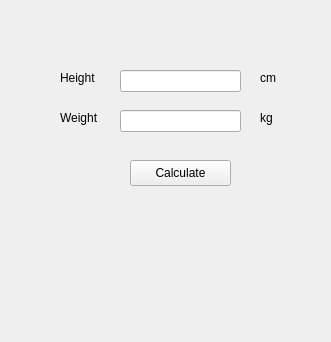
Above: gui.ui from mohibfd/Doctor-Project before the change. Below: the same form after it.
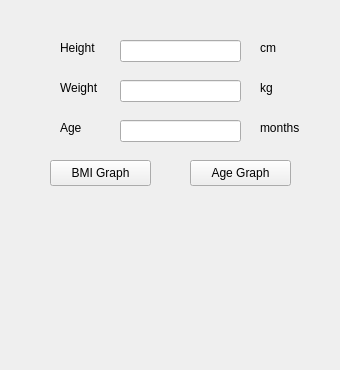
That is the form after the change.

Patch:
```diff
--- a/gui.ui
+++ b/gui.ui
@@ -6,8 +6,8 @@
    <rect>
     <x>0</x>
     <y>0</y>
-    <width>331</width>
-    <height>342</height>
+    <width>340</width>
+    <height>370</height>
    </rect>
   </property>
   <property name="windowTitle">
@@ -17,7 +17,7 @@
    <property name="geometry">
     <rect>
      <x>120</x>
-     <y>70</y>
+     <y>40</y>
      <width>121</width>
      <height>22</height>
     </rect>
@@ -26,21 +26,21 @@
   <widget class="QPushButton" name="button">
    <property name="geometry">
     <rect>
-     <x>130</x>
+     <x>50</x>
      <y>160</y>
      <width>101</width>
      <height>26</height>
     </rect>
    </property>
    <property name="text">
-    <string>Calculate</string>
+    <string>BMI Graph</string>
    </property>
   </widget>
   <widget class="QLineEdit" name="weightInput">
    <property name="geometry">
     <rect>
      <x>120</x>
-     <y>110</y>
+     <y>80</y>
      <width>121</width>
      <height>22</height>
     </rect>
@@ -50,7 +50,7 @@
    <property name="geometry">
     <rect>
      <x>60</x>
-     <y>70</y>
+     <y>40</y>
      <width>58</width>
      <height>16</height>
     </rect>
@@ -63,7 +63,7 @@
    <property name="geometry">
     <rect>
      <x>260</x>
-     <y>70</y>
+     <y>40</y>
      <width>58</width>
      <height>16</height>
     </rect>
@@ -76,7 +76,7 @@
    <property name="geometry">
     <rect>
      <x>60</x>
-     <y>110</y>
+     <y>80</y>
      <width>58</width>
      <height>16</height>
     </rect>
@@ -89,7 +89,7 @@
    <property name="geometry">
     <rect>
      <x>260</x>
-     <y>110</y>
+     <y>80</y>
      <width>58</width>
      <height>16</height>
     </rect>
@@ -155,6 +155,55 @@
     <set>Qt::AlignCenter</set>
    </property>
   </widget>
+  <widget class="QLineEdit" name="ageInput">
+   <property name="geometry">
+    <rect>
+     <x>120</x>
+     <y>120</y>
+     <width>121</width>
+     <height>22</height>
+    </rect>
+   </property>
+  </widget>
+  <widget class="QLabel" name="label_5">
+   <property name="geometry">
+    <rect>
+     <x>260</x>
+     <y>120</y>
+     <width>58</width>
+     <height>16</height>
+    </rect>
+   </property>
+   <property name="text">
+    <string>months</string>
+   </property>
+  </widget>
+  <widget class="QLabel" name="label_6">
+   <property name="geometry">
+    <rect>
+     <x>60</x>
+     <y>120</y>
+     <width>58</width>
+     <height>16</height>
+    </rect>
+   </property>
+   <property name="text">
+    <string>Age</string>
+   </property>
+  </widget>
+  <widget class="QPushButton" name="ageButton">
+   <property name="geometry">
+    <rect>
+     <x>190</x>
+     <y>160</y>
+     <width>101</width>
+     <height>26</height>
+    </rect>
+   </property>
+   <property name="text">
+    <string>Age Graph</string>
+   </property>
+  </widget>
  </widget>
  <resources/>
  <connections/>
```
Left out of the diff: 2 changed lines with no effect on the pictures.
